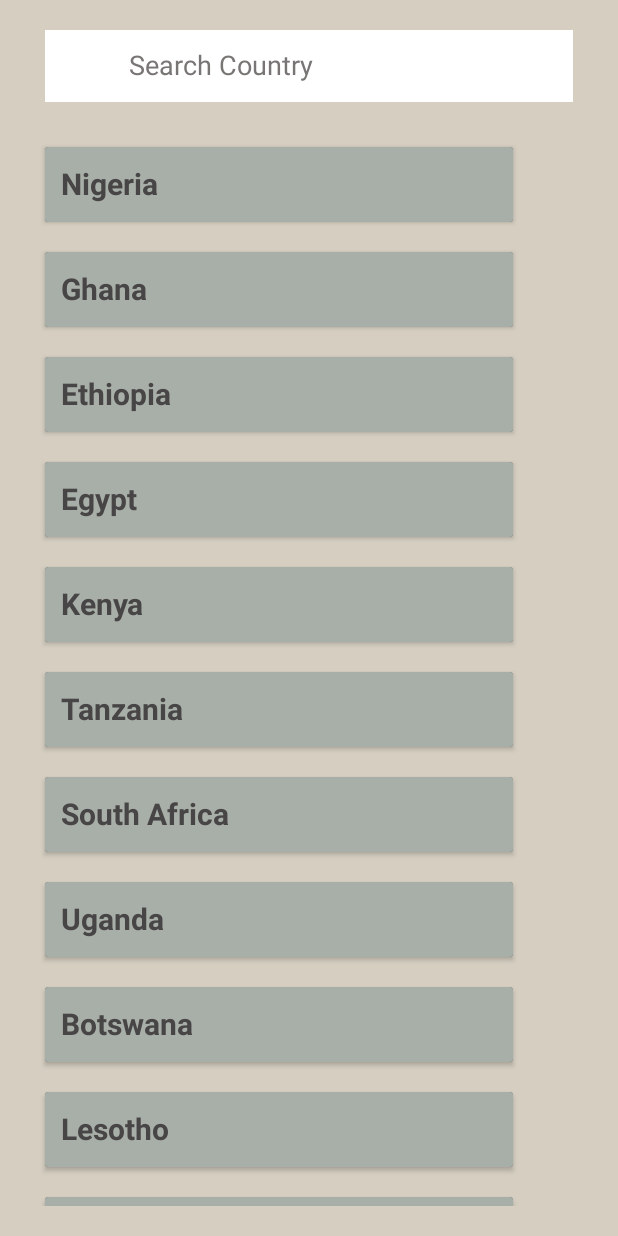
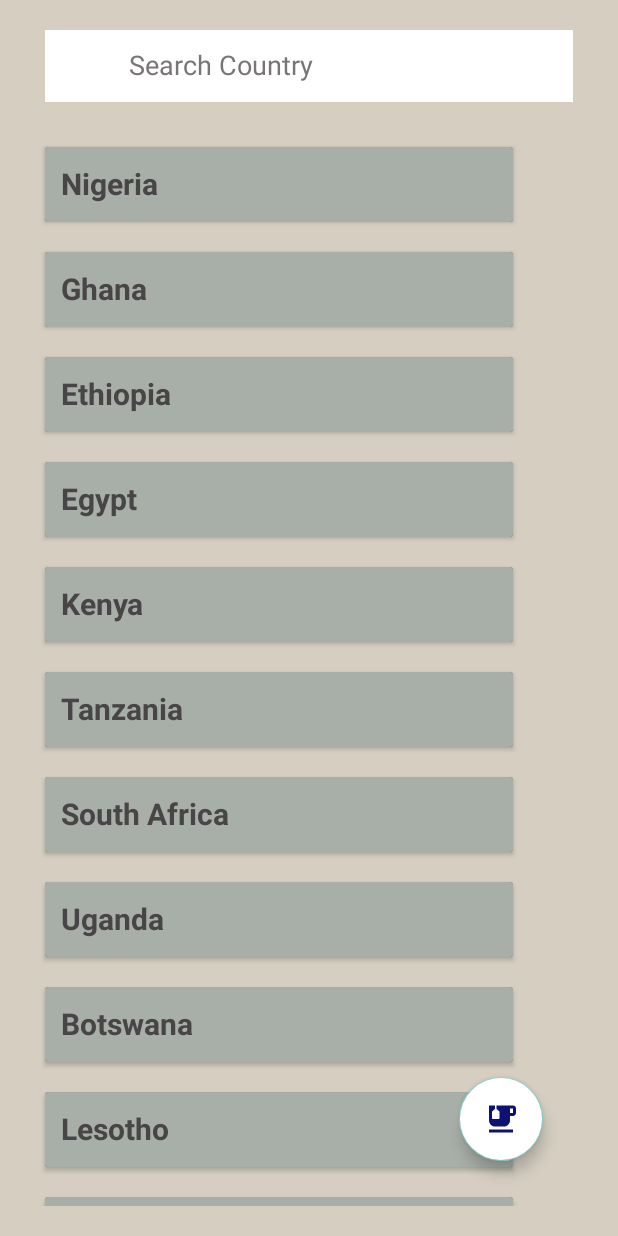
Before and after one commit to precious3173/D_tracker_App, an Android app built with Jetpack Compose: the screen it shows after launch (TrackerActivity), on a phone screen of 412 x 824 dp. Run offline under Robolectric (Android 15) with nearby library versions, the phone set to English and light mode, and no system bars.

```diff
--- a/app/src/main/AndroidManifest.xml
+++ b/app/src/main/AndroidManifest.xml
@@ -13,7 +13,7 @@
         android:theme="@style/Theme.Design.NoActionBar"
         tools:targetApi="31">
         <activity
-            android:name=".TrackerActivity"
+            android:name="UserInterface.TrackerActivity"
             android:exported="false">
             <meta-data
                 android:name="android.app.lib_name"
--- /dev/null
+++ b/app/src/main/java/ArrayListofItems/MutableListOfCountries.kt
@@ -0,0 +1,30 @@
+package ArrayListofItems
+
+import Model.CountryModel
+
+class MutableListOfCountries {
+    fun mute(): MutableList<CountryModel>{
+        val countryModel: MutableList<CountryModel> = mutableListOf()
+
+        countryModel.add(CountryModel("Nigeria"))
+        countryModel.add(CountryModel("Ghana"))
+        countryModel.add(CountryModel("Ethiopia"))
+        countryModel.add(CountryModel("Egypt"))
+        countryModel.add(CountryModel("Kenya"))
+        countryModel.add(CountryModel("Tanzania"))
+        countryModel.add(CountryModel("South Africa"))
+        countryModel.add(CountryModel("Uganda"))
+        countryModel.add(CountryModel("Botswana"))
+        countryModel.add(CountryModel("Lesotho"))
+        countryModel.add(CountryModel("Nambibia"))
+        countryModel.add(CountryModel("Swaziland"))
+        countryModel.add(CountryModel("Somalia"))
+        countryModel.add(CountryModel("Seychelles"))
+        countryModel.add(CountryModel("Rwanda"))
+        countryModel.add(CountryModel("Mozambique"))
+        countryModel.add(CountryModel("Mauritius"))
+        countryModel.add(CountryModel("Malawi"))
+
+        return countryModel
+    }
+}
--- /dev/null
+++ b/app/src/main/java/SearchClass.kt
@@ -0,0 +1,2 @@
+class SearchClass {
+}
--- a/app/src/main/java/SplashScreen/SplashActivity.kt
+++ b/app/src/main/java/SplashScreen/SplashActivity.kt
@@ -4,10 +4,8 @@ import android.content.Intent
 import androidx.appcompat.app.AppCompatActivity
 import android.os.Bundle
 import com.example.dtrackerapp.R
-import com.example.dtrackerapp.TrackerActivity
+import UserInterface.TrackerActivity
 import kotlinx.coroutines.*
-import java.util.Timer
-import kotlin.concurrent.timerTask
 
 class SplashActivity : AppCompatActivity() {
 
--- /dev/null
+++ b/app/src/main/java/UserInterface/ListofCountries.kt
@@ -0,0 +1,102 @@
+package UserInterface
+
+import Adapter.CountryListAdapter
+import ArrayListofItems.MutableListOfCountries
+import Model.CountryModel
+import android.annotation.SuppressLint
+import android.os.Bundle
+import androidx.fragment.app.Fragment
+import android.view.LayoutInflater
+import android.view.View
+import android.view.ViewGroup
+import android.widget.SearchView
+import androidx.compose.ui.text.intl.Locale
+import androidx.compose.ui.text.toLowerCase
+import com.example.dtrackerapp.databinding.FragmentListofCountriesBinding
+
+
+class ListofCountries : Fragment() {
+
+   lateinit var binding: FragmentListofCountriesBinding
+   val mutableListOfCountries: MutableListOfCountries = MutableListOfCountries()
+   val countryModels: CountryModel? = null
+    val countryListAdapter = CountryListAdapter()
+    override fun onCreate(savedInstanceState: Bundle?) {
+        super.onCreate(savedInstanceState)
+
+    }
+
+    override fun onCreateView(
+        inflater: LayoutInflater, container: ViewGroup?,
+        savedInstanceState: Bundle?
+    ): View? {
+
+        // to get details from layout
+        binding = FragmentListofCountriesBinding.inflate(layoutInflater)
+
+        return binding.root
+    }
+
+    override fun onViewCreated(view: View, savedInstanceState: Bundle?) {
+        super.onViewCreated(view, savedInstanceState)
+
+
+
+         //to add list of countries
+        countryListAdapter.differ.submitList(mutableListOfCountries.mute())
+
+                 binding.recyclerview.apply {
+
+                     adapter = countryListAdapter
+                     setHasFixedSize(true)
+                 }
+
+
+        binding.searchview.setOnQueryTextListener(object: SearchView.OnQueryTextListener{
+            override fun onQueryTextSubmit(searchItems: String?): Boolean {
+
+                return false
+            }
+
+            override fun onQueryTextChange(searchItems: String?): Boolean {
+
+                filter(searchItems!!)
+
+                return false
+            }
+
+        })
+
+        }
+
+
+     fun filter(searchItems: String){
+
+        val filterCountry = mutableListOf<CountryModel>()
+
+         for (countrys in mutableListOfCountries.mute()) {
+
+
+             if (countrys.country.toLowerCase()
+                     .contains(searchItems.lowercase(java.util.Locale.getDefault()))
+             ) {
+
+                 filterCountry.add(countrys)
+             }
+             if(filterCountry.isNotEmpty()){
+
+                 mutableListOfCountries.mute()
+                 countryListAdapter.differ.submitList(filterCountry)
+             }
+
+             else {
+
+                 mutableListOfCountries.mute().clear()
+
+             }
+         }
+
+
+             }
+
+         }
--- a/app/src/main/java/com/example/dtrackerapp/TrackerActivity.kt
+++ b/app/src/main/java/UserInterface/TrackerActivity.kt
@@ -1,7 +1,8 @@
-package com.example.dtrackerapp
+package UserInterface
 
 import androidx.appcompat.app.AppCompatActivity
 import android.os.Bundle
+import com.example.dtrackerapp.R
 
 class TrackerActivity : AppCompatActivity() {
     override fun onCreate(savedInstanceState: Bundle?) {
--- a/app/src/main/java/com/example/dtrackerapp/ListofCountries.kt
+++ /dev/null
@@ -1,83 +0,0 @@
-package com.example.dtrackerapp
-
-import Adapter.CountryListAdapter
-import Model.CountryModel
-import android.os.Bundle
-import androidx.fragment.app.Fragment
-import android.view.LayoutInflater
-import android.view.View
-import android.view.ViewGroup
-import com.example.dtrackerapp.databinding.CountriesBinding
-import com.example.dtrackerapp.databinding.FragmentListofCountriesBinding
-import kotlinx.coroutines.CoroutineScope
-import kotlinx.coroutines.Dispatchers
-import kotlinx.coroutines.launch
-import java.util.Collections
-
-
-class ListofCountries : Fragment() {
-
-   lateinit var binding: FragmentListofCountriesBinding
-   //lateinit var countryModels: CountryModel
-    override fun onCreate(savedInstanceState: Bundle?) {
-        super.onCreate(savedInstanceState)
-
-    }
-
-    override fun onCreateView(
-        inflater: LayoutInflater, container: ViewGroup?,
-        savedInstanceState: Bundle?
-    ): View? {
-
-        // to get details from layout
-        binding = FragmentListofCountriesBinding.inflate(layoutInflater)
-
-        return binding.root
-    }
-
-    override fun onViewCreated(view: View, savedInstanceState: Bundle?) {
-        super.onViewCreated(view, savedInstanceState)
-
-
-
-
-        val countryListAdapter = CountryListAdapter()
-
-        val countryModel: MutableList<CountryModel> = mutableListOf()
-        countryModel.add(CountryModel("Nigeria"))
-        countryModel.add(CountryModel("Ghana"))
-        countryModel.add(CountryModel("Ethiopia"))
-       countryModel.add(CountryModel("Egypt"))
-        countryModel.add(CountryModel("Kenya"))
-        countryModel.add(CountryModel("Tanzania"))
-        countryModel.add(CountryModel("South Africa"))
-        countryModel.add(CountryModel("Uganda"))
-        countryModel.add(CountryModel("Botswana"))
-        countryModel.add(CountryModel("Lesotho"))
-        countryModel.add(CountryModel("Nambibia"))
-        countryModel.add(CountryModel("Swaziland"))
-        countryModel.add(CountryModel("Somalia"))
-        countryModel.add(CountryModel("Seychelles"))
-        countryModel.add(CountryModel("Rwanda"))
-        countryModel.add(CountryModel("Mozambique"))
-        countryModel.add(CountryModel("Mauritius"))
-        countryModel.add(CountryModel("Malawi"))
-
-
-
-        countryListAdapter.differ.submitList(countryModel)
-
-                 binding.recyclerview.apply {
-
-                     adapter = countryListAdapter
-                     setHasFixedSize(true)
-                 }
-
-
-
-
-        }
-
-
-
-    }
--- a/app/src/main/res/layout/activity_tracker.xml
+++ b/app/src/main/res/layout/activity_tracker.xml
@@ -4,7 +4,7 @@
     xmlns:tools="http://schemas.android.com/tools"
     android:layout_width="match_parent"
     android:layout_height="match_parent"
-    tools:context=".TrackerActivity">
+    tools:context="UserInterface.TrackerActivity">
 
     <androidx.fragment.app.FragmentContainerView
         android:id="@+id/fragmentContainerView"
--- a/app/src/main/res/layout/fragment_listof_countries.xml
+++ b/app/src/main/res/layout/fragment_listof_countries.xml
@@ -1,13 +1,18 @@
 <?xml version="1.0" encoding="utf-8"?>
-<LinearLayout xmlns:android="http://schemas.android.com/apk/res/android"
+<androidx.constraintlayout.widget.ConstraintLayout xmlns:android="http://schemas.android.com/apk/res/android"
     xmlns:tools="http://schemas.android.com/tools"
     android:layout_width="match_parent"
     android:layout_height="match_parent"
     xmlns:app="http://schemas.android.com/apk/res-auto"
-    tools:context=".ListofCountries"
+    tools:context="UserInterface.ListofCountries"
     android:background="#D5CEC1"
     android:orientation="vertical">
 
+
+    <LinearLayout
+        android:layout_width="match_parent"
+        android:layout_height="match_parent"
+        android:orientation="vertical">
 
         <SearchView
             android:layout_width="match_parent"
@@ -36,5 +41,17 @@
             app:layout_constraintStart_toStartOf="parent"
             tools:listitem="@layout/countries"
             app:layoutManager="androidx.recyclerview.widget.LinearLayoutManager"/>
+    </LinearLayout>
 
-</LinearLayout>
+    <com.google.android.material.floatingactionbutton.FloatingActionButton
+        android:layout_width="wrap_content"
+        android:layout_height="wrap_content"
+        app:layout_constraintEnd_toEndOf="parent"
+        app:layout_constraintBottom_toBottomOf="parent"
+        android:src="@drawable/ic_baseline_emoji_food_beverage_24"
+        android:layout_margin="50dp"
+        android:backgroundTint="@color/white"/>
+
+
+
+</androidx.constraintlayout.widget.ConstraintLayout>
--- a/app/src/main/res/navigation/nav_graph.xml
+++ b/app/src/main/res/navigation/nav_graph.xml
@@ -7,7 +7,7 @@
 
     <fragment
         android:id="@+id/listofCountries"
-        android:name="com.example.dtrackerapp.ListofCountries"
+        android:name="UserInterface.ListofCountries"
         android:label="fragment_listof_countries"
         tools:layout="@layout/fragment_listof_countries" />
 </navigation>
```
Also changed, not shown: app/src/main/java/Adapter/CountryListAdapter.kt (+7 -1 lines), app/src/main/java/Model/CountryModel.kt (+0 -30 lines). Lines whose indentation alone changed are shown as unchanged.
